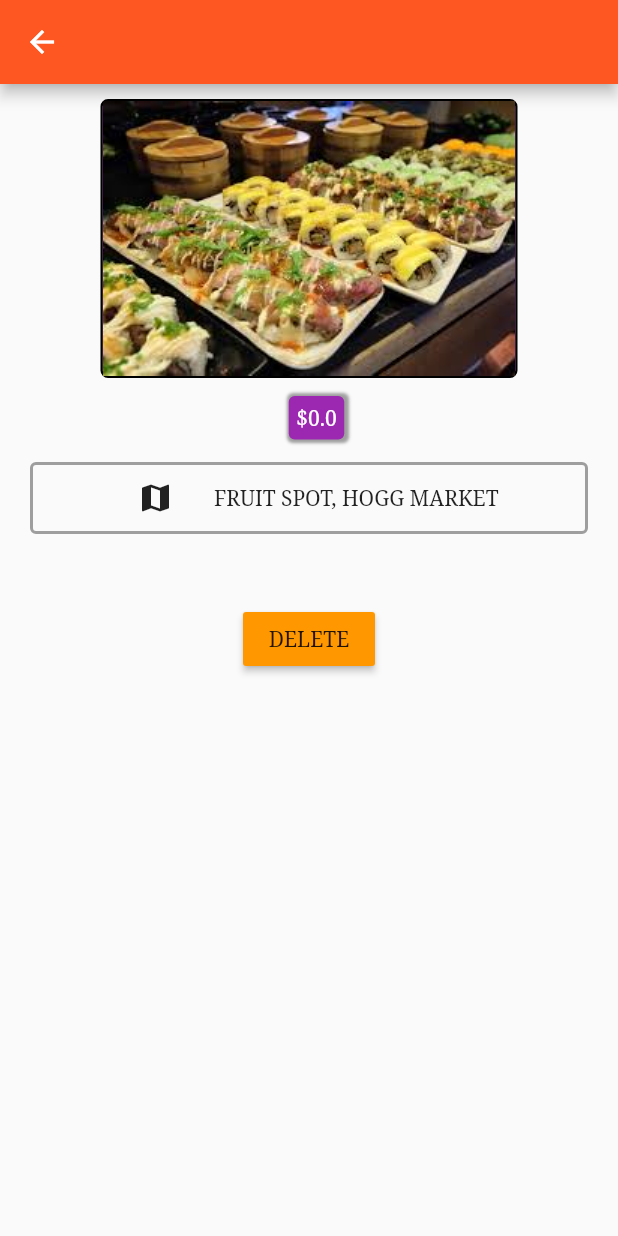
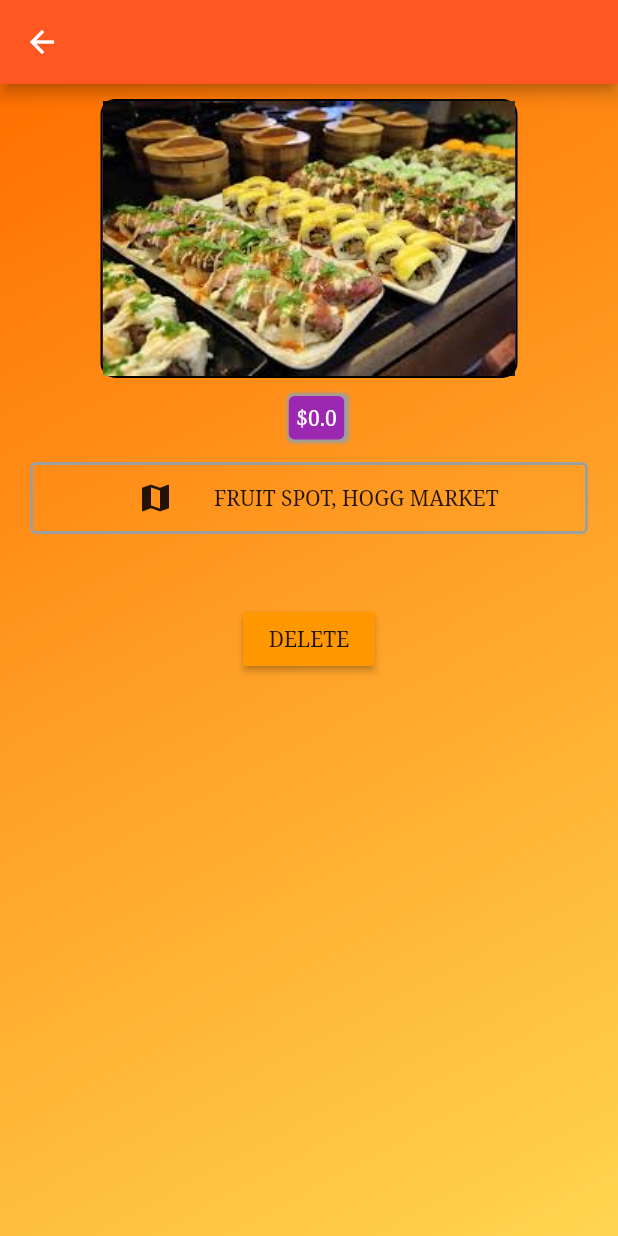
Before and after one commit to anantakrroy/FlutterDevelopment, a Flutter app: the ProductManage screen opened by its route, after a tap on "Create", after a tap on the "info" icon, on a phone screen of 412 x 824 dp. Run offline on Flutter 3.47's test engine with Material 2 defaults, Android fonts, the phone set to English and light mode, and no system bars; our stand-ins replace sqflite, validators; accounts and stored records are empty.

Commit message:
Created reusable widgets

```diff
--- a/easylist/lib/pages/home.dart
+++ b/easylist/lib/pages/home.dart
@@ -1,6 +1,5 @@
+import 'package:easylist/pages/widgets/products.dart';
 import 'package:flutter/material.dart';
-
-import '../product_manager.dart';
 
 class HomePage extends StatelessWidget {
   final List<Map<String, dynamic>> products;
@@ -35,6 +34,7 @@ class HomePage extends StatelessWidget {
           )
         ],
       ),
-        body: ProductManager(products));
+      body: Products(products),
+    );
   }
 }
--- a/easylist/lib/pages/productdetail.dart
+++ b/easylist/lib/pages/productdetail.dart
@@ -52,7 +52,13 @@ class ProductDetail extends StatelessWidget {
         appBar: AppBar(
           title: Text(title),
         ),
-        body: Center(
+        body: Container(
+          decoration: BoxDecoration(
+            gradient: LinearGradient(
+                colors: [Colors.amber[900], Colors.amber[300]],
+                begin: Alignment.topLeft,
+                end: Alignment.bottomRight),
+          ),
           child: Column(
             // mainAxisAlignment: MainAxisAlignment.center,
             crossAxisAlignment: CrossAxisAlignment.center,
@@ -62,7 +68,7 @@ class ProductDetail extends StatelessWidget {
                     color: Colors.purpleAccent[100],
                     border: Border.all(width: 1.5),
                     borderRadius: BorderRadius.all(
-                      Radius.circular(5.0),
+                      Radius.circular(10.0),
                     ),
                   ),
                   child: Image.asset(imageUrl),
--- /dev/null
+++ b/easylist/lib/pages/widgets/price_tag.dart
@@ -0,0 +1,22 @@
+import 'package:flutter/material.dart';
+
+class PriceTag extends StatelessWidget {
+  final double price;
+
+  PriceTag(this.price);
+
+  @override
+  Widget build(BuildContext context) {
+    // TODO: implement build
+    return Container(
+      padding: EdgeInsets.symmetric(horizontal: 6.0, vertical: 3.0),
+      decoration: BoxDecoration(
+          color: Theme.of(context).accentColor,
+          borderRadius: BorderRadius.circular(4.0)),
+      child: Text(
+        '\$' + price.toString(),
+        style: TextStyle(color: Colors.white),
+      ),
+    );
+  }
+}
--- a/easylist/lib/products.dart
+++ b/easylist/lib/pages/widgets/products.dart
@@ -1,3 +1,4 @@
+import 'package:easylist/pages/widgets/price_tag.dart';
 import 'package:flutter/material.dart';
 
 class Products extends StatelessWidget {
@@ -53,17 +54,7 @@ class Products extends StatelessWidget {
                     SizedBox(
                       width: 20.0,
                     ),
-                    Container(
-                      padding:
-                          EdgeInsets.symmetric(horizontal: 6.0, vertical: 3.0),
-                      decoration: BoxDecoration(
-                          color: Theme.of(context).accentColor,
-                          borderRadius: BorderRadius.circular(4.0)),
-                      child: Text(
-                        '\$' + products[index]["price"].toString(),
-                        style: TextStyle(color: Colors.white),
-                      ),
-                    ),
+                    PriceTag(products[index]['price']),
                   ],
                 ),
                 DecoratedBox(
--- a/easylist/lib/product_manager.dart
+++ /dev/null
@@ -1,20 +0,0 @@
-import 'package:flutter/material.dart';
-
-import './products.dart';
-
-class ProductManager extends StatelessWidget {
-  final List<Map<String, dynamic>> products;
-
-  ProductManager(this.products);
-
-  @override
-
-  Widget build(BuildContext context) {
-    print('[PRODUCT MANAGER WIDGET] build');
-    return Column(
-      children: <Widget>[
-        Expanded(child: Products(products)),
-      ],
-    );
-  }
-}
```
Lines whose indentation alone changed are shown as unchanged.
